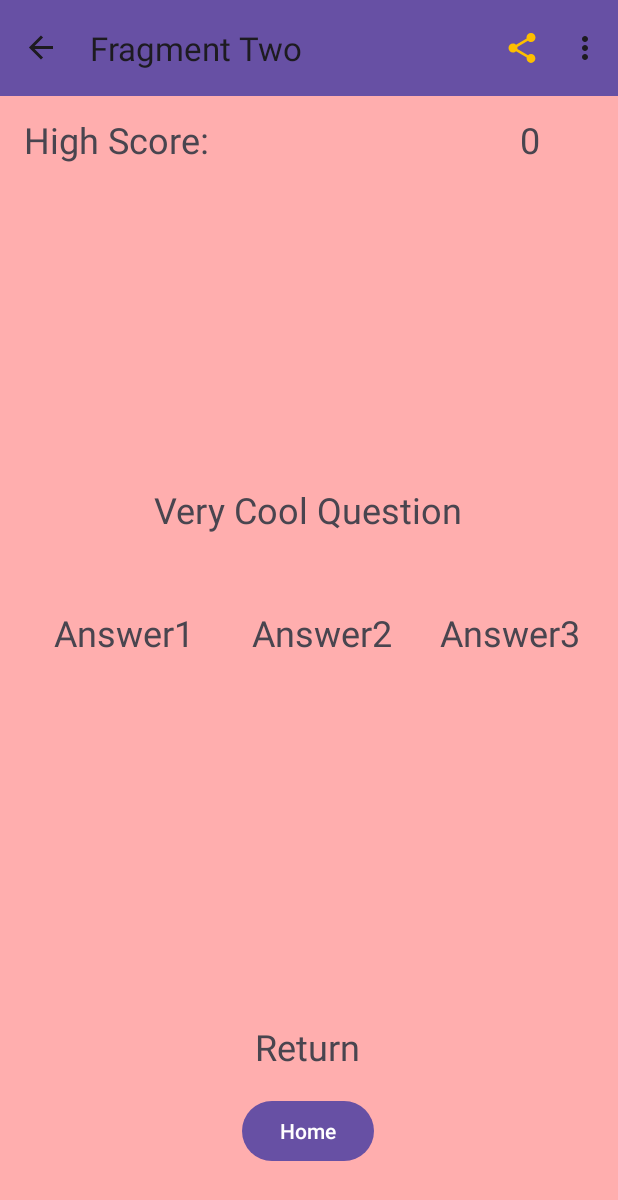
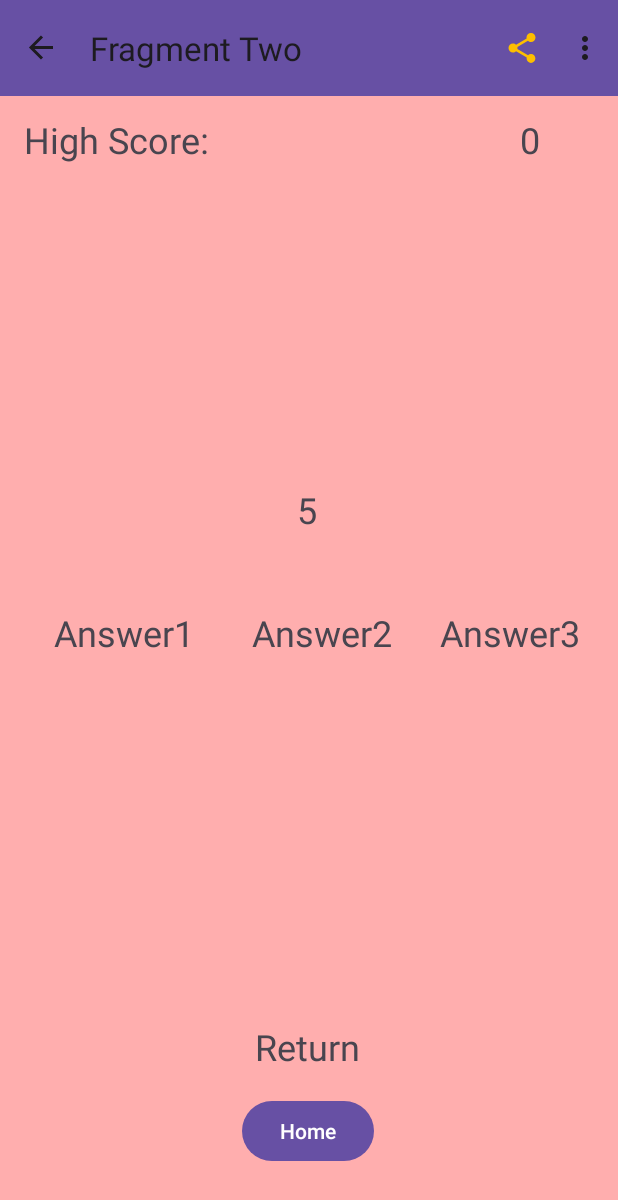
Before and after one commit to michaelwang18/KotlinMathGame, an Android app: the SecondFragment screen opened through its navigation route, on a phone screen of 412 x 824 dp. Shown: the top 1200 px of the screen. Run offline under Robolectric (Android 15) with nearby library versions, the phone set to English and light mode, and no system bars; our stand-ins replace navigation-ui.

Commit message:
Finish up Demo Question

```diff
--- a/app/src/main/java/com/example/myapplication/SecondFragment.kt
+++ b/app/src/main/java/com/example/myapplication/SecondFragment.kt
@@ -22,6 +22,8 @@ class SecondFragment : Fragment(), NavController.OnDestinationChangedListener  {
     private lateinit var answer1: TextView
     private lateinit var answer2: TextView
     private lateinit var answer3: TextView
+    private var allQuestions: Array<String> = arrayOf("1","2","3","4","5","6")
+    private var allAnswers: Array<String> = arrayOf("1","2","3","4","5","6")
 
 
     override fun onCreateView(
@@ -31,20 +33,50 @@ class SecondFragment : Fragment(), NavController.OnDestinationChangedListener  {
         // Inflate the layout for this fragment
         val view: View = inflater.inflate(R.layout.fragment_second, container, false)
         textView = view.findViewById(R.id.textview_fragment2)
-        return view
-    }
-
-    override fun onViewCreated(view: View, savedInstanceState: Bundle?) {
-        super.onViewCreated(view, savedInstanceState)
         question = view.findViewById(R.id.question)
         answer1 = view.findViewById(R.id.answer1)
         answer2 = view.findViewById(R.id.answer2)
         answer3 = view.findViewById(R.id.answer3)
         score = view.findViewById(R.id.score)
         maxScore = view.findViewById(R.id.maxScore)
+        return view
+
+
+
+    }
+
+    override fun onViewCreated(view: View, savedInstanceState: Bundle?) {
+        super.onViewCreated(view, savedInstanceState)
+
+        val args: Bundle? = arguments // synthetic property from getArguments/setArguments
+        if (args != null) {
+            val strArg: String? = args.getString("name")
+            val intArg: Int = args.getInt("faveNumber") // returns 0 rather than null
+            val textView: TextView = view.findViewById(R.id.textview_fragment2) // textView2 is ID for the textView in the third fragment (yikes forgot to change this ID)
+            textView.text = "$strArg $intArg"
+        }
+
+
+
+
 
         val secondToThirdButton: Button = view.findViewById(R.id.button_two_to_three)
         val navController: NavController = view.findNavController()
+
+
+        changeQuestion()
+
+
+        question.setOnClickListener{
+            changeQuestion()
+        }
+
+
+
+
+
+
+
 
 
 
@@ -54,6 +86,18 @@ class SecondFragment : Fragment(), NavController.OnDestinationChangedListener  {
             data.putInt("faveNumber", 3)
             navController.navigate(R.id.navigate_second_to_third, data)
         }
+
+
+
+    }
+
+    fun changeQuestion(){
+        var currentQuestion = (Math.random() * 6).toInt()
+        Log.i("SecondFragment", currentQuestion.toString())
+
+        question.text = allQuestions[currentQuestion]
+
+
 
 
 
```
